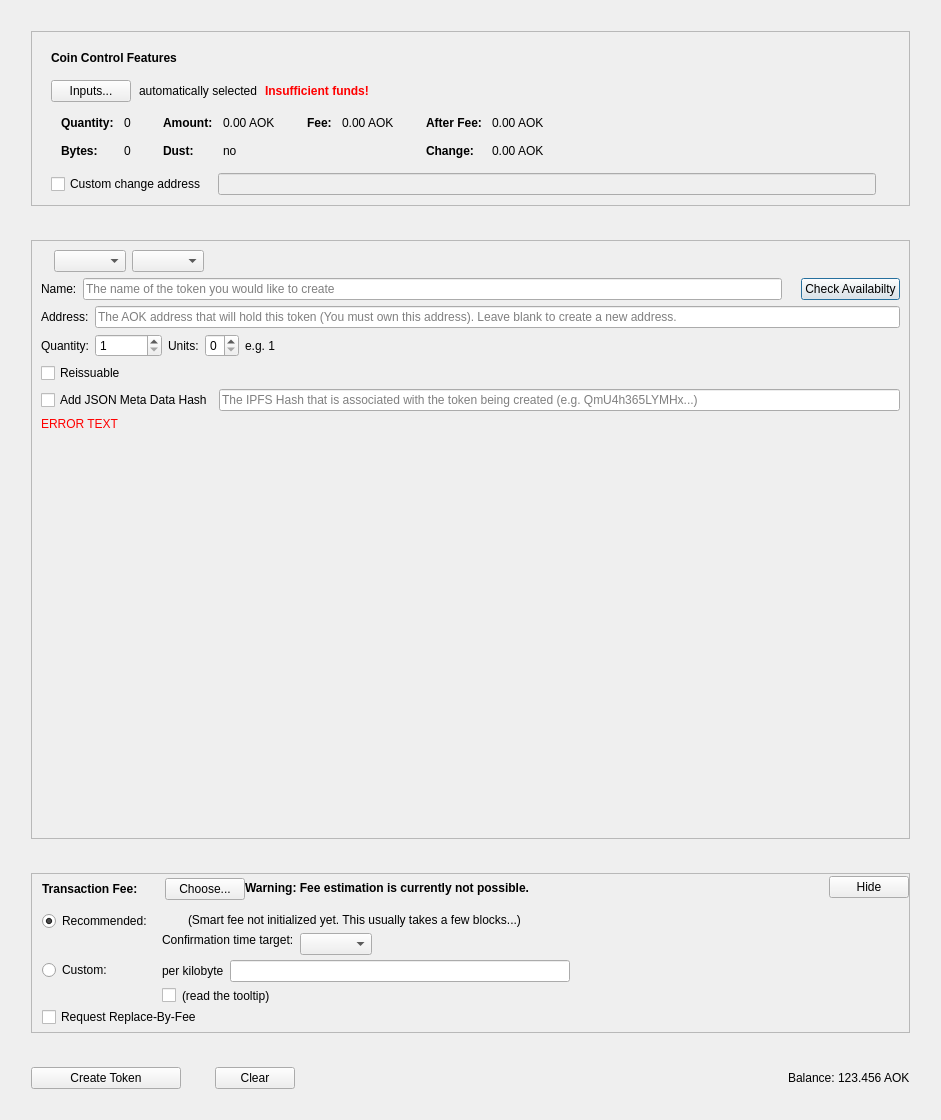
The window that src/qt/forms/createtokendialog.ui (AokChain/AokChain) describes before a commit, drawn with Qt 5.
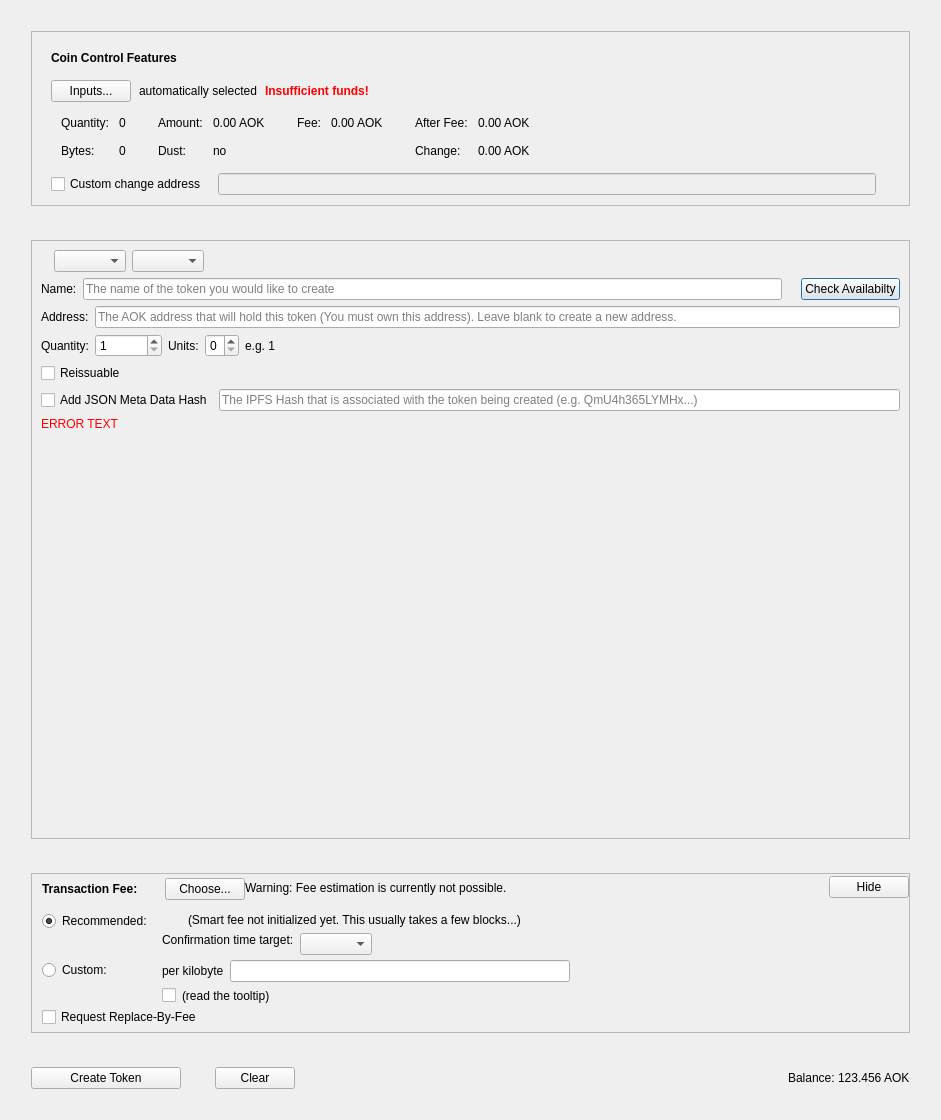
The same window after the commit. Custom widgets are drawn as their Qt base class.

Commit message:
qt: medium weight for Korean text, quieter lists, plainer sign and send pages
Noto Sans KR Medium is added: without it every medium weight Korean label
fell back to bold. List rows show the direction icon alone instead of a
tinted tile, and status badges are small tags. The sign page drops the
icon tiles and the accent frame and gives the multisig card more width.
A recipient on the send page is a ruled section inside its card. Bold
fonts set in the forms go through the theme.

Patch:
```diff
--- a/src/qt/forms/createtokendialog.ui
+++ b/src/qt/forms/createtokendialog.ui
@@ -231,8 +231,8 @@
                   <widget class="QLabel" name="labelCoinControlQuantityText">
                    <property name="font">
                     <font>
-                     <weight>75</weight>
-                     <bold>true</bold>
+                     <weight>50</weight>
+                     <bold>false</bold>
                     </font>
                    </property>
                    <property name="text">
@@ -266,8 +266,8 @@
                   <widget class="QLabel" name="labelCoinControlBytesText">
                    <property name="font">
                     <font>
-                     <weight>75</weight>
-                     <bold>true</bold>
+                     <weight>50</weight>
+                     <bold>false</bold>
                     </font>
                    </property>
                    <property name="text">
@@ -314,8 +314,8 @@
                   <widget class="QLabel" name="labelCoinControlAmountText">
                    <property name="font">
                     <font>
-                     <weight>75</weight>
-                     <bold>true</bold>
+                     <weight>50</weight>
+                     <bold>false</bold>
                     </font>
                    </property>
                    <property name="text">
@@ -346,8 +346,8 @@
                   <widget class="QLabel" name="labelCoinControlLowOutputText">
                    <property name="font">
                     <font>
-                     <weight>75</weight>
-                     <bold>true</bold>
+                     <weight>50</weight>
+                     <bold>false</bold>
                     </font>
                    </property>
                    <property name="text">
@@ -394,8 +394,8 @@
                   <widget class="QLabel" name="labelCoinControlFeeText">
                    <property name="font">
                     <font>
-                     <weight>75</weight>
-                     <bold>true</bold>
+                     <weight>50</weight>
+                     <bold>false</bold>
                     </font>
                    </property>
                    <property name="text">
@@ -445,8 +445,8 @@
                   <widget class="QLabel" name="labelCoinControlAfterFeeText">
                    <property name="font">
                     <font>
-                     <weight>75</weight>
-                     <bold>true</bold>
+                     <weight>50</weight>
+                     <bold>false</bold>
                     </font>
                    </property>
                    <property name="text">
@@ -477,8 +477,8 @@
                   <widget class="QLabel" name="labelCoinControlChangeText">
                    <property name="font">
                     <font>
-                     <weight>75</weight>
-                     <bold>true</bold>
+                     <weight>50</weight>
+                     <bold>false</bold>
                     </font>
                    </property>
                    <property name="text">
@@ -963,8 +963,8 @@
              <widget class="QLabel" name="fallbackFeeWarningLabel">
               <property name="font">
                <font>
-                <weight>75</weight>
-                <bold>true</bold>
+                <weight>50</weight>
+                <bold>false</bold>
                </font>
               </property>
               <property name="toolTip">
```
Left out of the diff: 18 changed lines with no effect on the pictures. The commit also changes 17 other files.
